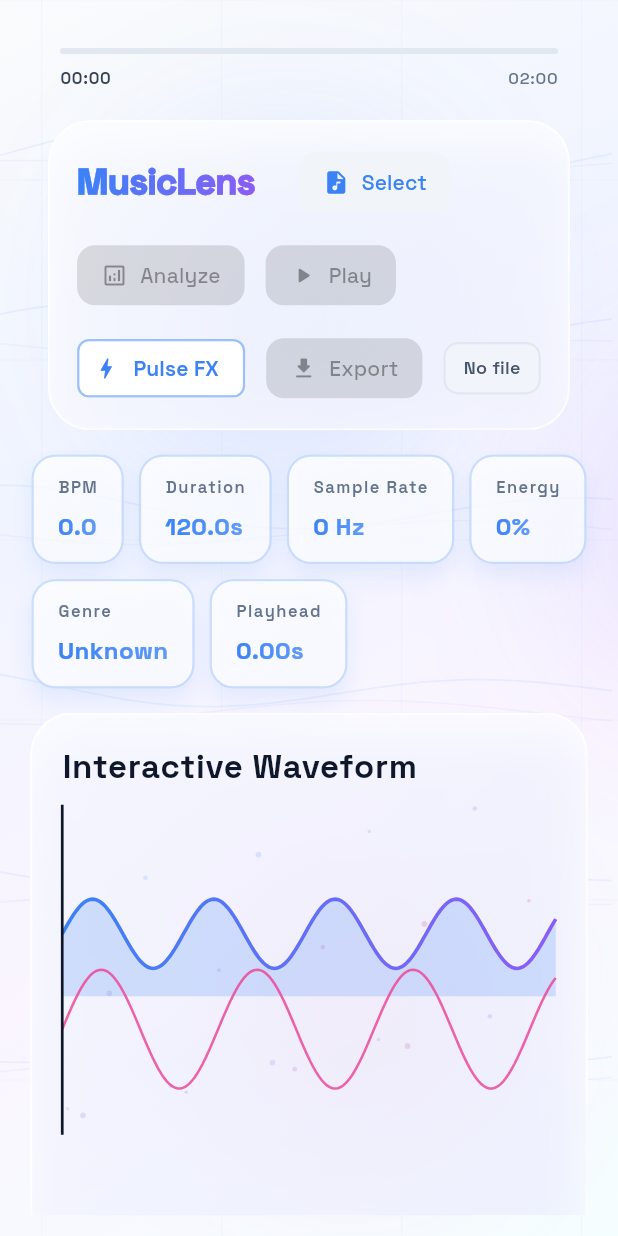
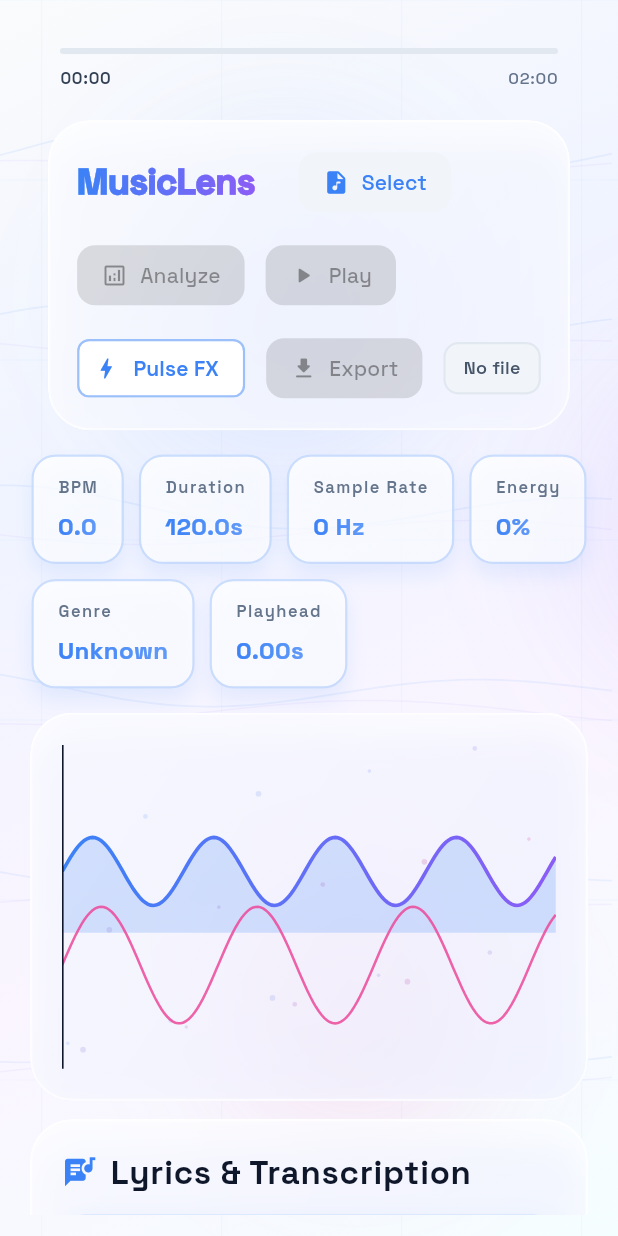
Before and after one commit to RishithSuresh/MusicLens, a Flutter app: the screen it shows after launch, after a tap on "Pulse FX", on a phone screen of 412 x 824 dp. Run offline on Flutter 3.47's test engine with Material 3 defaults, Android fonts, the phone set to English and light mode, and no system bars; our stand-ins replace audioplayers, file_picker, google_fonts.

Commit message:
Error Detection
Co-authored-by: Copilot <copilot@github.com>

```diff
--- a/frontend/lib/core/widgets/glass_card.dart
+++ b/frontend/lib/core/widgets/glass_card.dart
@@ -31,7 +31,7 @@ class _GlassCardState extends State<GlassCard> with SingleTickerProviderStateMix
   void initState() {
     super.initState();
     _hoverController = AnimationController(
-      duration: const Duration(milliseconds: 300),
+      duration: const Duration(milliseconds: 180),
       vsync: this,
     );
     _hoverAnimation = Tween<double>(begin: 1.0, end: 1.02).animate(
@@ -68,7 +68,7 @@ class _GlassCardState extends State<GlassCard> with SingleTickerProviderStateMix
             child: ClipRRect(
               borderRadius: widget.borderRadius,
               child: BackdropFilter(
-                filter: ImageFilter.blur(sigmaX: 16, sigmaY: 16),
+                filter: ImageFilter.blur(sigmaX: 12, sigmaY: 12),
                 child: Container(
                   padding: widget.padding,
                   decoration: BoxDecoration(
@@ -91,15 +91,15 @@ class _GlassCardState extends State<GlassCard> with SingleTickerProviderStateMix
                     ),
                     boxShadow: [
                       BoxShadow(
-                        color: const Color(0xFF3B82F6).withValues(alpha: _isHovered ? 0.25 : 0.12),
+                        color: const Color(0xFF3B82F6).withValues(alpha: _isHovered ? 0.18 : 0.1),
                         offset: const Offset(0, 12),
-                        blurRadius: _isHovered ? 48 : 32,
-                        spreadRadius: _isHovered ? 2 : 0,
+                        blurRadius: _isHovered ? 34 : 24,
+                        spreadRadius: 0,
                       ),
                       BoxShadow(
-                        color: const Color(0xFF8B5CF6).withValues(alpha: _isHovered ? 0.15 : 0.08),
-                        offset: const Offset(0, 20),
-                        blurRadius: _isHovered ? 32 : 20,
+                        color: const Color(0xFF8B5CF6).withValues(alpha: _isHovered ? 0.1 : 0.06),
+                        offset: const Offset(0, 16),
+                        blurRadius: _isHovered ? 24 : 16,
                       ),
                     ],
                   ),
--- a/frontend/lib/features/audio/presentation/screens/dashboard_screen.dart
+++ b/frontend/lib/features/audio/presentation/screens/dashboard_screen.dart
@@ -138,9 +138,11 @@ class _DashboardScreenState extends State<DashboardScreen> {
                             currentEnergy: _currentEnergy,
                             currentBass: _currentBass,
                             onSeek: _onSeek,
+                            compact: !isWide,
                           );
 
-                          final mainPanel = Column(
+                          final mainPanel = isWide
+                              ? Column(
                                   crossAxisAlignment: CrossAxisAlignment.stretch,
                                   children: [
                                     Expanded(child: mainVisual),
@@ -149,7 +151,20 @@ class _DashboardScreenState extends State<DashboardScreen> {
                                       lyrics: _analysis?.lyrics ?? '',
                                       currentTime: _currentTime,
                                       totalDuration: duration,
-                                maxHeight: isWide ? 140 : 180,
+                                      maxHeight: 140,
+                                    ),
+                                  ],
+                                )
+                              : Column(
+                                  crossAxisAlignment: CrossAxisAlignment.stretch,
+                                  children: [
+                                    mainVisual,
+                                    const SizedBox(height: 12),
+                                    LyricsPanel(
+                                      lyrics: _analysis?.lyrics ?? '',
+                                      currentTime: _currentTime,
+                                      totalDuration: duration,
+                                      maxHeight: 110,
                                     ),
                                   ],
                                 );
@@ -194,12 +209,11 @@ class _DashboardScreenState extends State<DashboardScreen> {
                           }
 
                           return SingleChildScrollView(
+                            physics: const BouncingScrollPhysics(),
                             child: Column(
+                              crossAxisAlignment: CrossAxisAlignment.stretch,
                               children: [
-                                SizedBox(
-                                  height: 560,
-                                  child: mainPanel,
-                                ),
+                                mainPanel,
                                 const SizedBox(height: 12),
                                 sidePanel,
                               ],
--- a/frontend/lib/features/audio/presentation/widgets/animated_background.dart
+++ b/frontend/lib/features/audio/presentation/widgets/animated_background.dart
@@ -35,7 +35,8 @@ class _AnimatedBackgroundState extends State<AnimatedBackground>
   Widget build(BuildContext context) {
     return AnimatedBuilder(
       animation: _controller,
-      builder: (context, _) {
+      child: RepaintBoundary(child: widget.child),
+      builder: (context, child) {
         final wave1 = math.sin(_controller.value * math.pi * 2);
         final wave2 = math.cos(_controller.value * math.pi * 2 + math.pi / 3);
         final wave3 = math.sin(_controller.value * math.pi * 2 + math.pi * 2 / 3);
@@ -62,32 +63,32 @@ class _AnimatedBackgroundState extends State<AnimatedBackground>
                 left: 40 + (40 * wave1),
                 top: 60,
                 size: 280,
-                blur: 52,
-                opacity: 0.25,
+                blur: 42,
+                opacity: 0.20,
               ),
               _AnimatedBlob(
                 color: const Color(0xFF8B5CF6),
                 left: 380 + (50 * wave2),
                 top: 180 + (30 * wave1),
                 size: 320,
-                blur: 58,
-                opacity: 0.22,
+                blur: 46,
+                opacity: 0.18,
               ),
               _AnimatedBlob(
                 color: const Color(0xFFEC4899),
                 left: 150 + (45 * wave3),
                 top: 520 - (40 * wave2),
                 size: 260,
-                blur: 50,
-                opacity: 0.20,
+                blur: 40,
+                opacity: 0.16,
               ),
               _AnimatedBlob(
                 color: const Color(0xFF06B6D4),
                 left: 600 + (35 * wave1),
                 top: 400 + (25 * wave3),
                 size: 240,
-                blur: 48,
-                opacity: 0.18,
+                blur: 38,
+                opacity: 0.14,
               ),
               // Wave pattern overlay
               Positioned.fill(
@@ -105,7 +106,7 @@ class _AnimatedBackgroundState extends State<AnimatedBackground>
                   painter: _MeshGridPainter(progress: _controller.value),
                 ),
               ),
-              widget.child,
+              if (child != null) child,
             ],
           ),
         );
--- a/frontend/lib/features/audio/presentation/widgets/insights_panel.dart
+++ b/frontend/lib/features/audio/presentation/widgets/insights_panel.dart
@@ -34,7 +34,7 @@ class _InsightsPanelState extends State<InsightsPanel> with SingleTickerProvider
   void initState() {
     super.initState();
     _insightController = AnimationController(
-      duration: const Duration(milliseconds: 500),
+      duration: const Duration(milliseconds: 260),
       vsync: this,
     )..forward();
   }
@@ -239,7 +239,7 @@ class _InsightBubbleState extends State<_InsightBubble> with SingleTickerProvide
   void initState() {
     super.initState();
     _controller = AnimationController(
-      duration: const Duration(milliseconds: 600),
+      duration: const Duration(milliseconds: 320),
       vsync: this,
     );
 
--- a/frontend/lib/features/audio/presentation/widgets/lyrics_panel.dart
+++ b/frontend/lib/features/audio/presentation/widgets/lyrics_panel.dart
@@ -31,21 +31,11 @@ class LyricsPanel extends StatelessWidget {
         ? lyrics
         : 'No lyrics detected yet. Try a clearer vocal track for better transcription.';
 
-    final splitIndex = (fullText.length * _playedFraction).round().clamp(0, fullText.length);
-    final playedText = fullText.substring(0, splitIndex);
-    final upcomingText = fullText.substring(splitIndex);
-
-    final playedStyle = theme.textTheme.bodyMedium?.copyWith(
+    final lyricStyle = theme.textTheme.bodyMedium?.copyWith(
       color: const Color(0xFF0F172A),
       height: 1.6,
-      fontWeight: FontWeight.w600,
+      fontWeight: FontWeight.w700,
       letterSpacing: 0.2,
-    );
-    final upcomingStyle = theme.textTheme.bodyMedium?.copyWith(
-      color: const Color(0xFFCBD5E1),
-      height: 1.6,
-      fontWeight: FontWeight.w500,
-      letterSpacing: 0.1,
     );
 
     return GlassCard(
@@ -105,12 +95,11 @@ class LyricsPanel extends StatelessWidget {
               ],
             ),
             child: SingleChildScrollView(
+              physics: const BouncingScrollPhysics(),
               child: RichText(
                 text: TextSpan(
-                  children: [
-                    TextSpan(text: playedText, style: playedStyle),
-                    TextSpan(text: upcomingText, style: upcomingStyle),
-                  ],
+                  text: fullText,
+                  style: lyricStyle,
                 ),
               ),
             ),
--- a/frontend/lib/features/audio/presentation/widgets/metric_chip.dart
+++ b/frontend/lib/features/audio/presentation/widgets/metric_chip.dart
@@ -27,7 +27,7 @@ class _MetricChipState extends State<MetricChip> with SingleTickerProviderStateM
   void initState() {
     super.initState();
     _controller = AnimationController(
-      duration: const Duration(milliseconds: 400),
+      duration: const Duration(milliseconds: 220),
       vsync: this,
     );
     _scaleAnimation = Tween<double>(begin: 1.0, end: 1.08).animate(
@@ -82,8 +82,8 @@ class _MetricChipState extends State<MetricChip> with SingleTickerProviderStateM
                   BoxShadow(
                     color: accentColor.withValues(alpha: _isHovered ? 0.25 : 0.10),
                     offset: const Offset(0, 8),
-                    blurRadius: _isHovered ? 24 : 12,
-                    spreadRadius: _isHovered ? 1 : 0,
+                    blurRadius: _isHovered ? 18 : 10,
+                    spreadRadius: 0,
                   ),
                 ],
               ),
--- a/frontend/lib/features/audio/presentation/widgets/timeline_scrubber.dart
+++ b/frontend/lib/features/audio/presentation/widgets/timeline_scrubber.dart
@@ -17,7 +17,7 @@ class TimelineScrubber extends StatefulWidget {
 }
 
 class _TimelineScrubberState extends State<TimelineScrubber> {
-  late double _draggedTime;
+  double _draggedTime = 0;
   bool _isDragging = false;
 
   @override
@@ -34,8 +34,11 @@ class _TimelineScrubberState extends State<TimelineScrubber> {
         MouseRegion(
           cursor: SystemMouseCursors.click,
           child: GestureDetector(
+            behavior: HitTestBehavior.opaque,
             onHorizontalDragStart: (details) {
-              _isDragging = true;
+              setState(() {
+                _isDragging = true;
+              });
               _updateTimeFromPosition(details.globalPosition);
             },
             onHorizontalDragUpdate: (details) {
@@ -105,6 +108,9 @@ class _TimelineScrubberState extends State<TimelineScrubber> {
 
     final localPosition = box.globalToLocal(globalPosition);
     final containerWidth = box.size.width - 40; // Subtract horizontal padding
+    if (containerWidth <= 0) {
+      return;
+    }
     final fraction = (localPosition.dx - 20) / containerWidth;
     final clampedFraction = fraction.clamp(0.0, 1.0);
 
--- a/frontend/lib/features/audio/presentation/widgets/waveform_panel.dart
+++ b/frontend/lib/features/audio/presentation/widgets/waveform_panel.dart
@@ -17,6 +17,7 @@ class WaveformPanel extends StatefulWidget {
     required this.currentBass,
     required this.onSeek,
     super.key,
+    this.compact = false,
   });
 
   final List<double> energy;
@@ -28,6 +29,7 @@ class WaveformPanel extends StatefulWidget {
   final double currentEnergy;
   final double currentBass;
   final ValueChanged<double> onSeek;
+  final bool compact;
 
   @override
   State<WaveformPanel> createState() => _WaveformPanelState();
@@ -57,30 +59,41 @@ class _WaveformPanelState extends State<WaveformPanel> {
           return Column(
             crossAxisAlignment: CrossAxisAlignment.start,
             children: [
+              if (!widget.compact) ...[
                 Text(
                   'Interactive Waveform',
                   style: Theme.of(context).textTheme.titleLarge?.copyWith(fontWeight: FontWeight.w700),
                 ),
                 const SizedBox(height: 12),
+              ],
               MouseRegion(
+                opaque: true,
                 onHover: (event) {
+                  final nextX = event.localPosition.dx.clamp(0.0, width);
+                  if (_hoverX == null || (_hoverX! - nextX).abs() > 0.75) {
                     setState(() {
-                    _hoverX = event.localPosition.dx.clamp(0.0, width);
+                      _hoverX = nextX;
                     });
+                  }
                 },
                 onExit: (_) => setState(() => _hoverX = null),
                 child: GestureDetector(
+                  behavior: HitTestBehavior.opaque,
                   onTapDown: (details) => _seekFromLocalX(details.localPosition.dx, width),
                   onHorizontalDragUpdate: (details) => _seekFromLocalX(details.localPosition.dx, width),
                   child: SizedBox(
-                    height: 220,
+                    height: widget.compact ? 216 : 270,
                     width: double.infinity,
+                    child: ClipRect(
                       child: Stack(
                         children: [
                           Positioned.fill(
+                            child: RepaintBoundary(
                               child: ReactiveParticleField(intensity: widget.currentBass),
                             ),
+                          ),
                           Positioned.fill(
+                            child: RepaintBoundary(
                               child: CustomPaint(
                                 painter: _WaveformPainter(
                                   energy: values,
@@ -92,10 +105,12 @@ class _WaveformPanelState extends State<WaveformPanel> {
                                 ),
                               ),
                             ),
+                          ),
                           if (_hoverX != null && hoverTime != null)
                             Positioned(
                               left: (_hoverX! + 8).clamp(0, width - 150),
-                            top: 8,
+                              top: widget.compact ? 10 : 12,
+                              child: RepaintBoundary(
                                 child: _HoverTooltip(
                                   bpm: widget.bpm,
                                   time: hoverTime,
@@ -103,7 +118,9 @@ class _WaveformPanelState extends State<WaveformPanel> {
                                   energy: _valueAtTime(values, hoverTime),
                                 ),
                               ),
+                            ),
                         ],
+                      ),
                     ),
                   ),
                 ),
```
Lines whose indentation alone changed are shown as unchanged.
